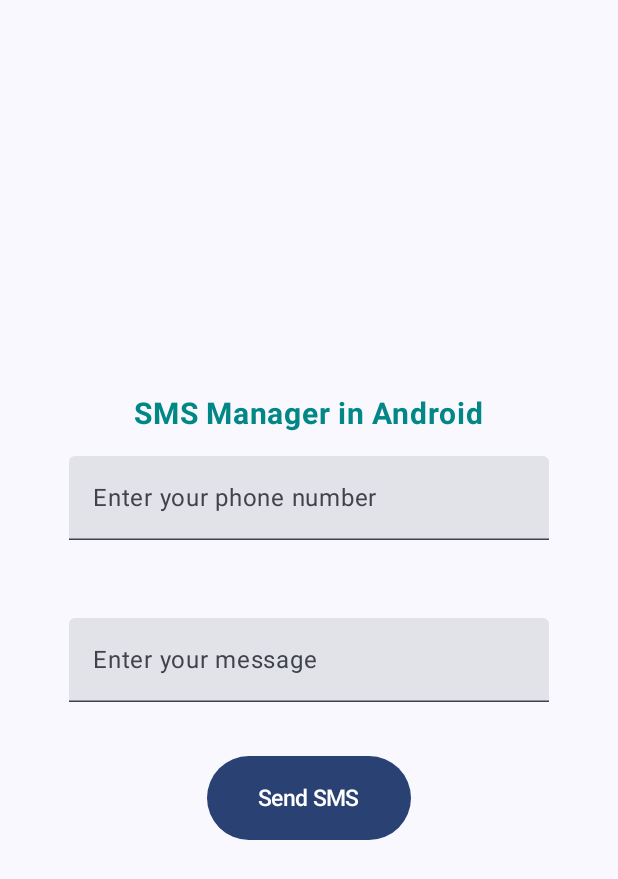
After one commit to VESIT-CMPN-Projects/2023-24-TE43, an Android app built with Jetpack Compose: the composable Sms shown on its own in the app's theme, on a phone screen of 412 x 824 dp. The commit adds this screen. Shown: the top 879 px of the screen. Run offline under Robolectric (Android 15) with nearby library versions, the phone set to English and light mode, and no system bars.

Commit message:
SMS done 1.1

```diff
--- a/app/src/main/AndroidManifest.xml
+++ b/app/src/main/AndroidManifest.xml
@@ -1,12 +1,17 @@
 <?xml version="1.0" encoding="utf-8"?>
 <manifest xmlns:android="http://schemas.android.com/apk/res/android"
     xmlns:tools="http://schemas.android.com/tools">
+
+    <uses-feature
+        android:name="android.hardware.telephony"
+        android:required="false" />
 
     <uses-permission android:name="android.permission.ACCESS_FINE_LOCATION" />
     <uses-permission android:name="android.permission.ACCESS_BACKGROUND_LOCATION" />
     <uses-permission android:name="android.permission.ACCESS_COARSE_LOCATION" />
     <uses-permission android:name="android.permission.INTERNET" />
     <uses-permission android:name="android.permission.FOREGROUND_SERVICE" />
+    <uses-permission android:name="android.permission.SEND_SMS"/>
 
     <application
         android:allowBackup="true"
--- a/app/src/main/java/com/example/empoweher/model/HomeModel.kt
+++ b/app/src/main/java/com/example/empoweher/model/HomeModel.kt
@@ -32,7 +32,7 @@ sealed class BottomNavigationItem(
         selectedIcon = Icons.Filled.AccountCircle,
         unselectedIcon = Icons.Outlined.AccountCircle,
         hasNews = false,
-        route = Screen.Ask.route,
+        route = Screen.Sms.route,
     )
     object Events: BottomNavigationItem(
         title = "Events",
--- a/app/src/main/java/com/example/empoweher/model/Screen.kt
+++ b/app/src/main/java/com/example/empoweher/model/Screen.kt
@@ -19,4 +19,5 @@ sealed class Screen(val route:String)
     object Temp3: Screen(route = "temp3")
     object EventCard: Screen(route = "eventCard")
     object DetailedEventCard: Screen(route = "detailedEventCard")
+    object Sms: Screen(route = "sms")
 }
--- /dev/null
+++ b/app/src/main/java/com/example/empoweher/screen/Sms.kt
@@ -0,0 +1,161 @@
+package com.example.empoweher.screen
+
+import androidx.compose.runtime.Composable
+import android.content.Context
+import android.content.pm.PackageManager
+import android.telephony.SmsManager
+import android.util.Log
+
+import android.widget.Toast
+import androidx.activity.compose.rememberLauncherForActivityResult
+import androidx.activity.result.contract.ActivityResultContracts
+
+import androidx.compose.foundation.layout.*
+import androidx.compose.material.*
+import androidx.compose.material3.Button
+import androidx.compose.material3.Text
+import androidx.compose.material3.TextField
+
+import androidx.compose.runtime.mutableStateOf
+import androidx.compose.runtime.remember
+import androidx.compose.ui.Alignment
+import androidx.compose.ui.Modifier
+import androidx.compose.ui.graphics.Color
+import androidx.compose.ui.platform.LocalContext
+
+import androidx.compose.ui.res.colorResource
+import androidx.compose.ui.text.TextStyle
+
+import androidx.compose.ui.text.font.FontWeight
+
+import androidx.compose.ui.unit.dp
+import androidx.compose.ui.unit.sp
+import androidx.core.content.ContextCompat
+import com.example.empoweher.R
+import com.google.accompanist.permissions.ExperimentalPermissionsApi
+
+@OptIn(ExperimentalPermissionsApi::class)
+@Composable
+fun Sms(){
+
+    smsUI()
+
+}
+
+
+
+@Composable
+fun smsUI() {
+    val launcher = rememberLauncherForActivityResult(
+        ActivityResultContracts.RequestPermission()
+    ) { isGranted: Boolean ->
+        if (isGranted) {
+            // Permission Accepted: Do something
+            Log.d("ExampleScreen","PERMISSION GRANTED")
+
+        } else {
+            // Permission Denied: Do something
+            Log.d("ExampleScreen","PERMISSION DENIED")
+        }
+    }
+    val context = LocalContext.current
+
+    val phoneNumber = remember {
+        mutableStateOf("")
+    }
+    val message = remember {
+        mutableStateOf("")
+    }
+
+    Column(
+
+        modifier = Modifier
+            .fillMaxSize()
+            // on below line we are adding a padding.
+            .padding(all = 30.dp),
+        horizontalAlignment = Alignment.CenterHorizontally,
+        verticalArrangement = Arrangement.Center,
+    ) {
+        // on below line we are adding a text for heading.
+        Text(
+            // on below line we are specifying text
+            text = "SMS Manager in Android",
+            // on below line we are specifying text color,
+            // font size and font weight
+            color = colorResource(id = R.color.teal_700),
+            fontSize = 20.sp,
+            fontWeight = FontWeight.Bold
+        )
+
+
+        TextField(
+
+            value = phoneNumber.value,
+
+            onValueChange = { phoneNumber.value = it },
+            placeholder = { Text(text = "Enter your phone number") },
+            modifier = Modifier
+                .padding(16.dp)
+                .fillMaxWidth(),
+
+            textStyle = TextStyle(color = Color.Black, fontSize = 15.sp),
+            singleLine = true,
+        )
+        Spacer(modifier = Modifier.height(20.dp))
+
+        TextField(
+
+            value = message.value,
+
+            onValueChange = { message.value = it },
+
+            placeholder = { Text(text = "Enter your message") },
+
+            modifier = Modifier
+                .padding(16.dp)
+                .fillMaxWidth(),
+
+            textStyle = TextStyle(color = Color.Black, fontSize = 15.sp),
+
+            singleLine = true,
+        )
+        // on below line adding a spacer.
+        Spacer(modifier = Modifier.height(20.dp))
+        // on below line adding a button to send SMS
+        Button(onClick = {
+            when (PackageManager.PERMISSION_GRANTED) {
+                ContextCompat.checkSelfPermission(
+                    context,
+                    android.Manifest.permission.SEND_SMS
+                ) -> {
+                    // Some works that require permission
+                    val smsManager: SmsManager = SmsManager.getDefault()
+                    // on below line sending sms
+                    smsManager.sendTextMessage("9372547930", null, "Hello", null, null)
+                    // on below line displaying
+                    // toast message as sms send.
+                    Toast.makeText(
+                        context,
+                        "Message Sent",
+                        Toast.LENGTH_LONG
+                    ).show()
+                }
+                else -> {
+                    // Asking for permission
+                    launcher.launch(android.Manifest.permission.SEND_SMS)
+                }
+            }
+
+        }) {
+            // on below line creating a text for our button.
+            Text(
+                // on below line adding a text ,
+                // padding, color and font size.
+                text = "Send SMS",
+                modifier = Modifier.padding(10.dp),
+                color = Color.White,
+                fontSize = 15.sp
+            )
+        }
+    }
+}
```
Also changed, not shown: app/src/main/java/com/example/empoweher/screen/App.kt (+12 -0 lines).
